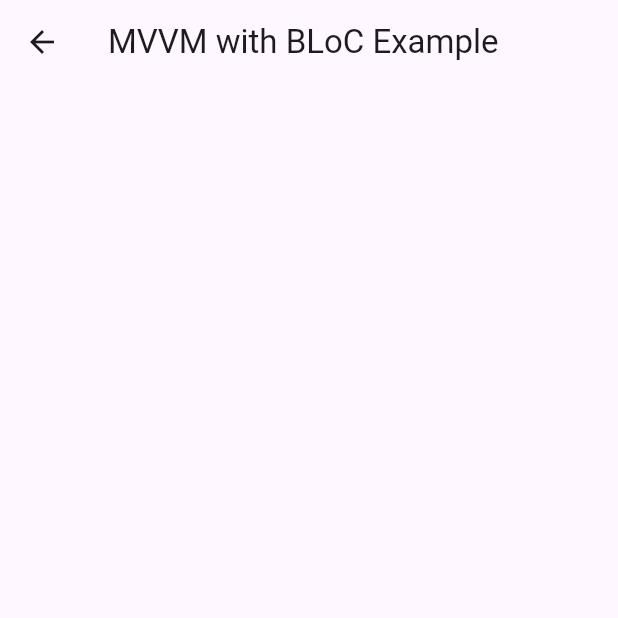
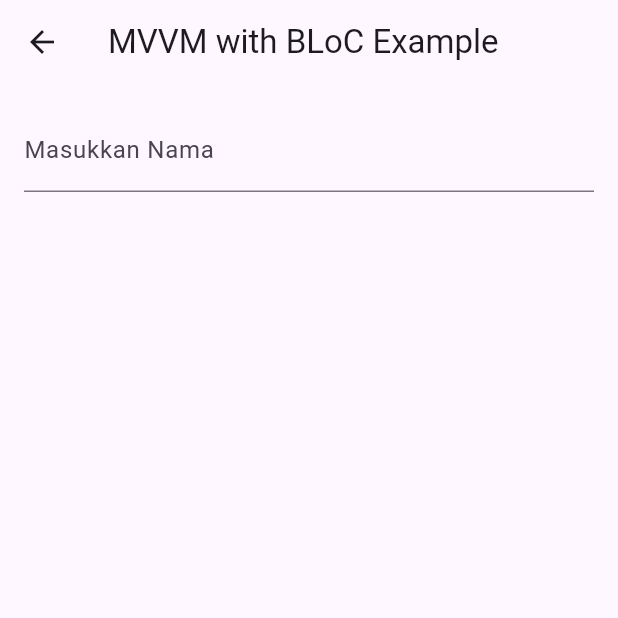
Before and after one commit to SASCHADDD/MVVMBLOC_0043, a Flutter app: the HomePage screen opened directly, on a phone screen of 412 x 824 dp, the top half of it. Run offline on Flutter 3.47's test engine with Material 3 defaults, Android fonts, the phone set to English and light mode, and no system bars.

Commit message:
membuat tampilan texfield untuk input data

```diff
--- a/lib/pages/home_page.dart
+++ b/lib/pages/home_page.dart
@@ -12,7 +12,12 @@ class HomePage extends StatelessWidget {
         padding: EdgeInsets.all(16),
         child: Column(
           children: [
-
+            TextField(
+              decoration: InputDecoration(labelText: "Masukkan Nama"),
+              onChanged: (value) {
+                context.read<UserBloc>().add(NamaChanged(value));
+              },
+            ),
           ],
         ),
       ),
```
